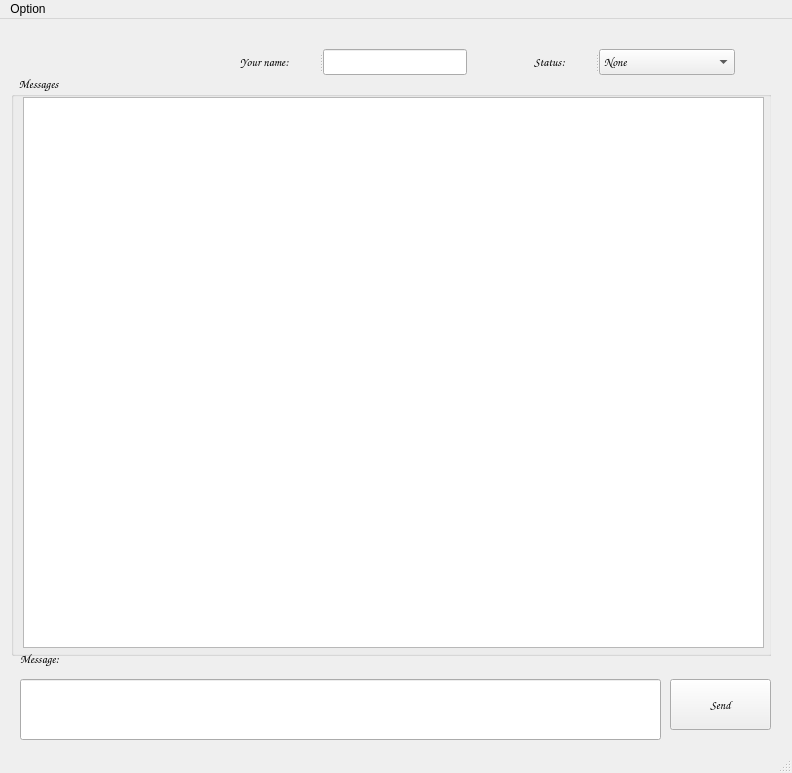
Above: client/MainWindow.ui from mnaboo/Pitu_Pitu_Cpp before the change. Below: the same form after it.
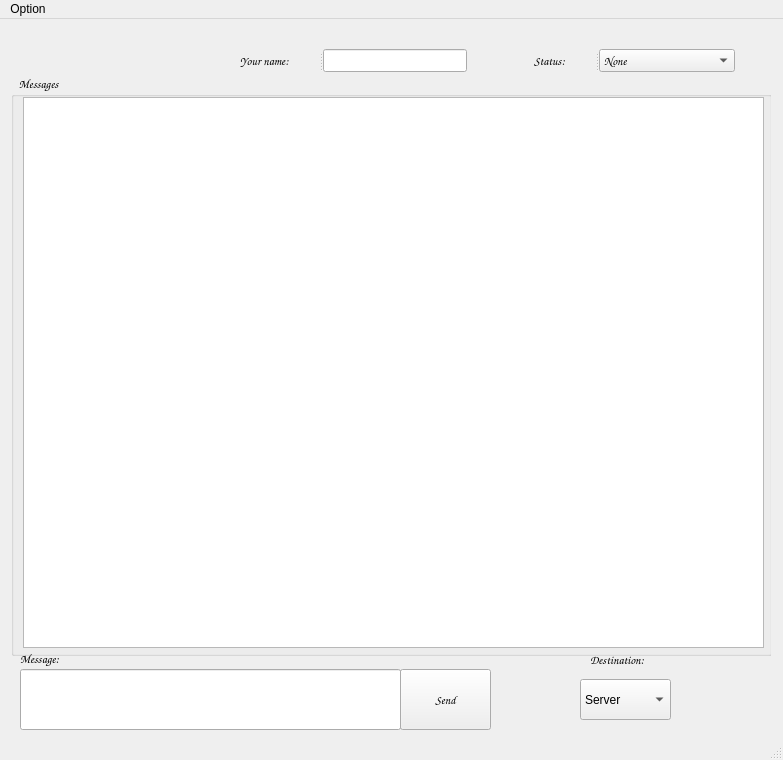
That is the form after the change.

What changed in the file:
```diff
--- a/client/MainWindow.ui
+++ b/client/MainWindow.ui
@@ -6,8 +6,8 @@
    <rect>
     <x>0</x>
     <y>0</y>
-    <width>792</width>
-    <height>773</height>
+    <width>783</width>
+    <height>760</height>
    </rect>
   </property>
   <property name="windowTitle">
@@ -54,10 +54,10 @@
     <widget class="QPushButton" name="btnSend">
      <property name="geometry">
       <rect>
-       <x>660</x>
-       <y>640</y>
-       <width>101</width>
-       <height>51</height>
+       <x>390</x>
+       <y>630</y>
+       <width>91</width>
+       <height>61</height>
       </rect>
      </property>
      <property name="font">
@@ -99,7 +99,7 @@
        <x>230</x>
        <y>10</y>
        <width>227</width>
-       <height>26</height>
+       <height>23</height>
       </rect>
      </property>
      <property name="orientation">
@@ -132,7 +132,7 @@
        <x>524</x>
        <y>10</y>
        <width>201</width>
-       <height>26</height>
+       <height>23</height>
       </rect>
      </property>
      <property name="orientation">
@@ -180,12 +180,50 @@
      <property name="geometry">
       <rect>
        <x>10</x>
-       <y>640</y>
-       <width>641</width>
+       <y>630</y>
+       <width>381</width>
        <height>61</height>
       </rect>
      </property>
     </widget>
+    <widget class="QLabel" name="label_4">
+     <property name="geometry">
+      <rect>
+       <x>580</x>
+       <y>610</y>
+       <width>81</width>
+       <height>21</height>
+      </rect>
+     </property>
+     <property name="font">
+      <font>
+       <family>Comic Sans MS</family>
+      </font>
+     </property>
+     <property name="text">
+      <string>Destination:</string>
+     </property>
+    </widget>
+    <widget class="QComboBox" name="cmbDestination">
+     <property name="geometry">
+      <rect>
+       <x>570</x>
+       <y>640</y>
+       <width>91</width>
+       <height>41</height>
+      </rect>
+     </property>
+     <item>
+      <property name="text">
+       <string>Server</string>
+      </property>
+     </item>
+     <item>
+      <property name="text">
+       <string>All</string>
+      </property>
+     </item>
+    </widget>
    </widget>
   </widget>
   <widget class="QMenuBar" name="menubar">
@@ -193,8 +231,8 @@
     <rect>
      <x>0</x>
      <y>0</y>
-     <width>792</width>
-     <height>26</height>
+     <width>783</width>
+     <height>22</height>
     </rect>
    </property>
    <widget class="QMenu" name="menuOption">
```
